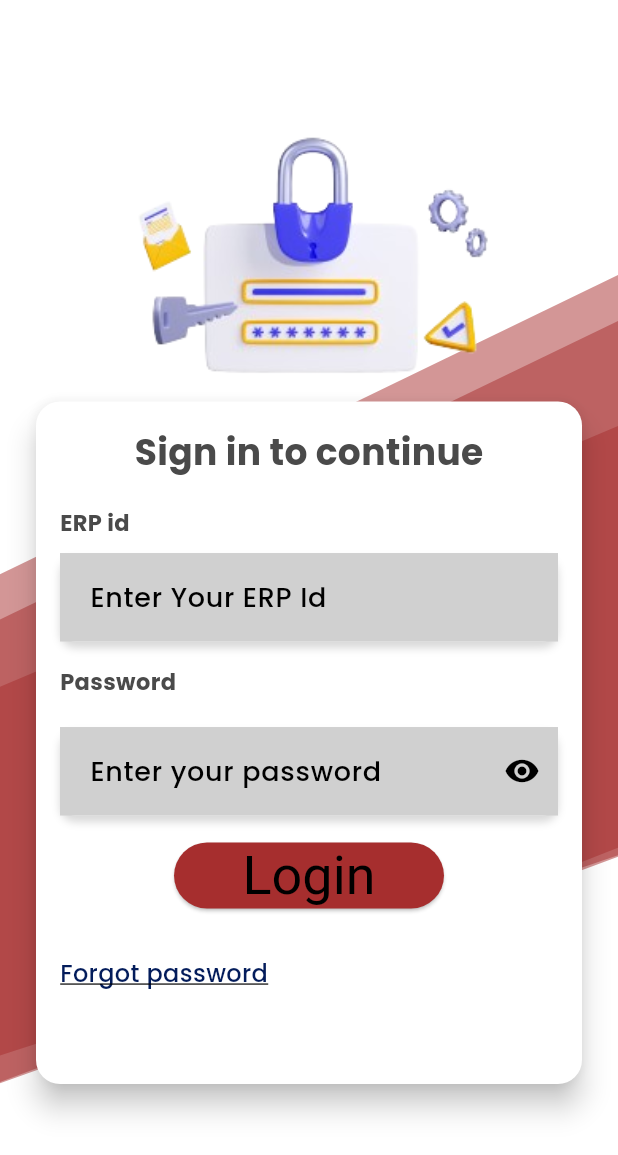
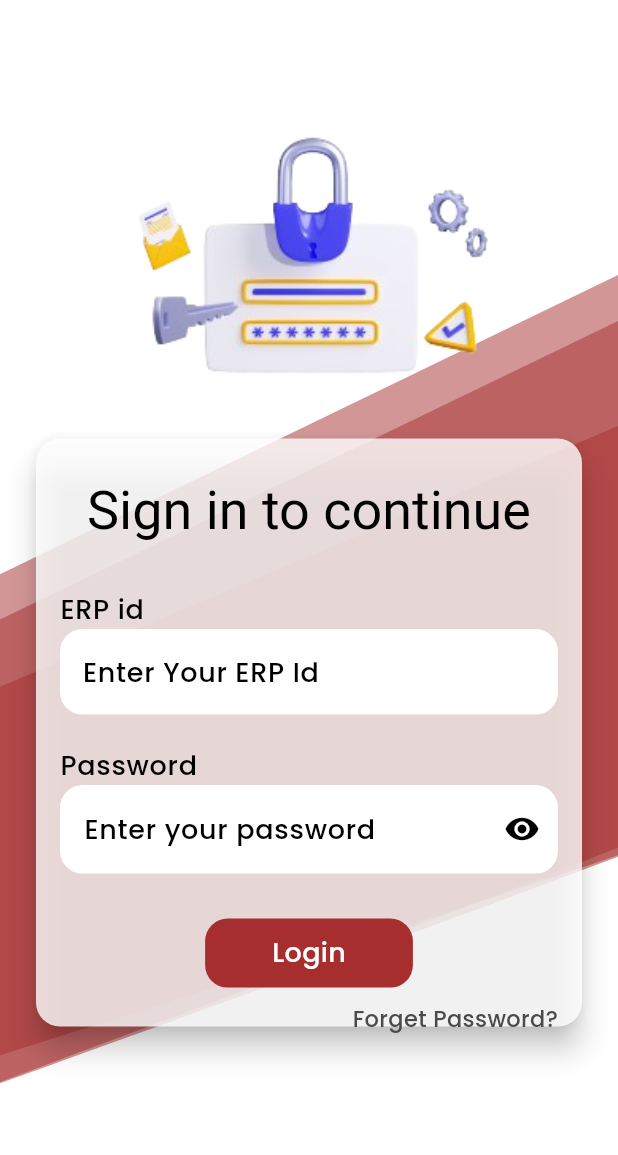
Before and after one commit to lrdpublicschooldevs/LRD-Public-School, a Flutter app: the LoginPage screen opened directly, on a phone screen of 412 x 824 dp. Shown: the top 1155 px of the screen. Run offline on Flutter 3.47's test engine with Material 3 defaults, Android fonts, the phone set to English and light mode, and no system bars; our stand-ins replace dropdown_button2, flutter_svg, get.

Commit message:
updated and make responsive

```diff
--- a/lib/Config/theme.dart
+++ b/lib/Config/theme.dart
@@ -2,15 +2,15 @@ import 'package:flutter/material.dart';
 import 'package:myapp/Config/colors.dart';
 
 var lightTheme = ThemeData(
-  // useMaterial3: true,
-  inputDecorationTheme: InputDecorationTheme(
-    fillColor: dOnContainerColor,
-    filled: true,
-    border: UnderlineInputBorder(
-      borderSide: BorderSide.none,
-      borderRadius: BorderRadius.circular(10),
-    ),
-  ),
+  useMaterial3: true,
+  // inputDecorationTheme: InputDecorationTheme(
+  //   fillColor: dOnContainerColor,
+  //   filled: true,
+  //   border: UnderlineInputBorder(
+  //     borderSide: BorderSide.none,
+  //     borderRadius: BorderRadius.circular(10),
+  //   ),
+  // ),
   colorScheme: const ColorScheme.light(
     primary: dbuttonColor,
     onPrimary: dContainerColor,
--- a/lib/Pages/loginPage.dart
+++ b/lib/Pages/loginPage.dart
@@ -1,6 +1,9 @@
 import 'package:flutter/material.dart';
 import 'package:flutter_svg/flutter_svg.dart';
+import 'package:get/get.dart';
 import 'package:myapp/Config/images.dart';
+import 'package:myapp/Pages/otpscreen.dart';
+import 'package:myapp/primaryBtn.dart';
 import 'reset_password.dart';
 
 class LoginPage extends StatefulWidget {
@@ -37,83 +40,51 @@ class _LoginPageState extends State<LoginPage> {
           ),
           // Login Card
           Positioned(
-            top: MediaQuery.of(context).size.height * 0.32, // Adjust this value as needed
+            top: MediaQuery.of(context).size.height * 0.35, // Adjust this value as needed
             left: 20,
             right: 20,
             child: Container(
-              height: 463,
+              height: 400,
               child: Card(
                 elevation: 8,
                 shape: RoundedRectangleBorder(
                   borderRadius: BorderRadius.circular(16),
                 ),
-                color: Theme.of(context).colorScheme.background, // Semi-transparent white color
+                color: Color.fromRGBO(255, 255, 255, 0.8), // Semi-transparent white color
                 child: Padding(
                   padding: const EdgeInsets.all(16.0),
                   child: Column(
                     crossAxisAlignment: CrossAxisAlignment.start,
                     children: [
+                      Padding(padding: EdgeInsets.all(5)),
                       Center(
                         child: Text(
                           'Sign in to continue',
-                          style: TextStyle(
-                            fontSize: 24,
-                            fontWeight: FontWeight.bold,
+                          style: Theme.of(context).textTheme.displaySmall,
+                        ),
+                      ),
+                      const SizedBox(height: 30),
+                      Text(
+                        'ERP id',
+                        style: Theme.of(context).textTheme.bodyLarge,
+                      ),
+                      Container(
+                        decoration: BoxDecoration(
+                          borderRadius: BorderRadius.circular(15),
+                          color: Colors.white,
+                        ),
+                        child: TextFormField(
+                          decoration: const InputDecoration(
+                            hintText: 'Enter Your ERP Id',
+                            border: InputBorder.none,
+                            contentPadding: EdgeInsets.all(15),
                           ),
                         ),
                       ),
-                      SizedBox(height: 20),
-                      Text(
-                        'ERP id',
-                        style: TextStyle(
-                          fontWeight: FontWeight.bold,
-                        ),
-                      ),
-                      SizedBox(
-                        height: 10,
-                      ),
+                      const SizedBox(height: 20),
+                      Text('Password', style: Theme.of(context).textTheme.bodyLarge),
                       Container(
-                        decoration: BoxDecoration(
-                          borderRadius: BorderRadius.circular(10),
-                          color: Colors.white,
-                          boxShadow: [
-                            BoxShadow(
-                              color: Colors.grey.withOpacity(0.4),
-                              spreadRadius: 0,
-                              blurRadius: 4,
-                              offset: Offset(0, 4),
-                            ),
-                          ],
-                        ),
-                        child: TextFormField(
-                          decoration: InputDecoration(
-                            hintText: 'Enter Your ERP Id',
-                            border: InputBorder.none,
-                            contentPadding: EdgeInsets.all(16),
-                          ),
-                        ),
-                      ),
-                      SizedBox(height: 16),
-                      Text(
-                        'Password',
-                        style: TextStyle(
-                          fontWeight: FontWeight.bold,
-                        ),
-                      ),
-                      SizedBox(height: 20),
-                      Container(
-                        decoration: BoxDecoration(
-                          borderRadius: BorderRadius.circular(10),
-                          color: Colors.white,
-                          boxShadow: [
-                            BoxShadow(
-                              color: Colors.grey.withOpacity(0.4),
-                              spreadRadius: 0,
-                              blurRadius: 4,
-                              offset: Offset(0, 4),
-                            ),
-                          ],
-                        ),
+                        decoration: BoxDecoration(borderRadius: BorderRadius.circular(15), color: Colors.white),
                         child: TextFormField(
                           obscureText: _obscurePassword,
                           decoration: InputDecoration(
@@ -131,42 +102,32 @@ class _LoginPageState extends State<LoginPage> {
                           ),
                         ),
                       ),
-                      SizedBox(height: 16),
-                      Center(
-                        child: SizedBox(
-                          width: 180,
-                          child: ElevatedButton(
-                            onPressed: () {
-                              // Add your login logic here
+                      const SizedBox(height: 30),
+                      Row(
+                        mainAxisAlignment: MainAxisAlignment.center,
+                        children: [
+                          PrimaryBtn(
+                              btnName: "      Login      ",
+                              ontap: () {
+                                Get.to(() => OtpScreen());
+                              }),
+                        ],
+                      ),
+                      const SizedBox(height: 10),
+                      Row(
+                        mainAxisAlignment: MainAxisAlignment.end,
+                        children: [
+                          InkWell(
+                            onTap: () {
+                              Get.to(ResetPasswordScreen());
                             },
                             child: Text(
-                              'Login',
-                              style: Theme.of(context).textTheme.displaySmall,
+                              "Forget Password?",
+                              style: Theme.of(context).textTheme.bodyMedium,
                             ),
-                            style: ButtonStyle(
-                              backgroundColor: MaterialStateProperty.all<Color>(Color(0xFFA62E2E)),
-                            ),
-                          ),
-                        ),
-                      ),
-                      SizedBox(height: 30),
-                      GestureDetector(
-                        onTap: () {
-                          Navigator.push(
-                              context,
-                              MaterialPageRoute(
-                                builder: (context) => ResetPasswordScreen(),
-                              )); // Navigate to forgot password screen
-                        },
-                        child: Text(
-                          'Forgot password',
-                          style: TextStyle(
-                            color: Color(0xFF031C5B),
-                            decoration: TextDecoration.underline,
-                            fontSize: 16,
-                          ),
-                        ),
-                      ),
+                          )
+                        ],
+                      )
                     ],
                   ),
                 ),
--- a/lib/Pages/welcome_page.dart
+++ b/lib/Pages/welcome_page.dart
@@ -65,7 +65,7 @@ class WelcomePage extends StatelessWidget {
                   mainAxisAlignment: MainAxisAlignment.center,
                   children: [
                     PrimaryBtn(
-                      btnName: 'Student/Parent Login',
+                      btnName: '  Student/Parent Login  ',
                       ontap: () {
                         Get.to(() => LoginPage());
                       },
@@ -78,7 +78,7 @@ class WelcomePage extends StatelessWidget {
                   mainAxisAlignment: MainAxisAlignment.center,
                   children: [
                     PrimaryBtn(
-                      btnName: "Teacher Login",
+                      btnName: "        Teacher Login        ",
                       ontap: () {},
                     ),
                   ],
--- a/lib/main.dart
+++ b/lib/main.dart
@@ -31,7 +31,7 @@ class MyApp extends StatelessWidget {
       //     ),
       //   ),
       // ),
-      home: const DashboardPage(), // Set the SplashScreen as the home page initially
+      home: const SplashScreen(), // Set the SplashScreen as the home page initially
     );
   }
 }
--- a/lib/primaryBtn.dart
+++ b/lib/primaryBtn.dart
@@ -12,7 +12,7 @@ class PrimaryBtn extends StatelessWidget {
       highlightColor: Colors.transparent,
       onTap: ontap,
       child: Container(
-        padding: const EdgeInsets.symmetric(horizontal: 10, vertical: 7),
+        padding: const EdgeInsets.symmetric(horizontal: 15, vertical: 10),
         decoration: BoxDecoration(
           borderRadius: BorderRadius.circular(15),
           color: Theme.of(context).colorScheme.primary,
--- a/lib/splash_screen.dart
+++ b/lib/splash_screen.dart
@@ -2,6 +2,8 @@ import 'package:flutter/material.dart';
 import 'package:flutter_svg/svg.dart';
 import 'package:myapp/Config/images.dart';
 import 'package:myapp/Pages/loginPage.dart';
+import 'package:myapp/Pages/otpscreen.dart';
+import 'package:myapp/Pages/welcome_page.dart';
 
 class SplashScreen extends StatelessWidget {
   const SplashScreen({super.key});
@@ -38,7 +40,7 @@ class SplashScreen extends StatelessWidget {
         } else {
           // Once loading is complete, switch to the WelcomePage
           // return const WelcomePage();
-          return const LoginPage(); //OtpScreen
+          return const OtpScreen(); //OtpScreen
         }
       },
     );
```
Also changed, not shown: lib/Pages/otpscreen.dart (+20 -27 lines), lib/Pages/reset_password.dart (+45 -74 lines).
